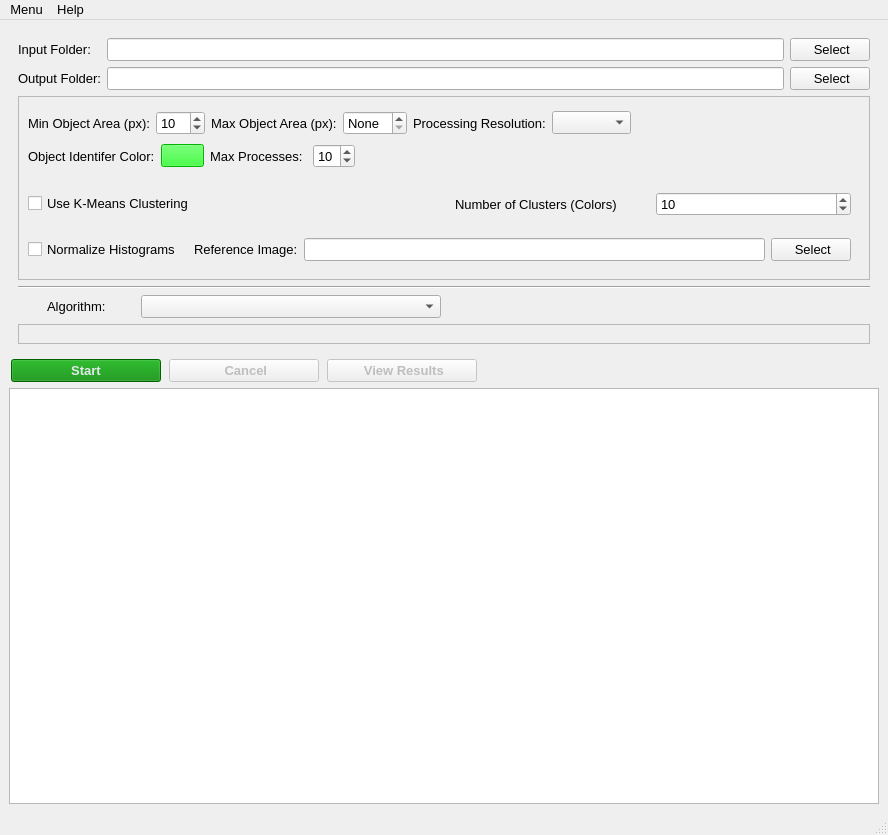
crgrove/automated-drone-image-analysis-tool, file resources/views/images/MainWindow.ui: the form before one commit.
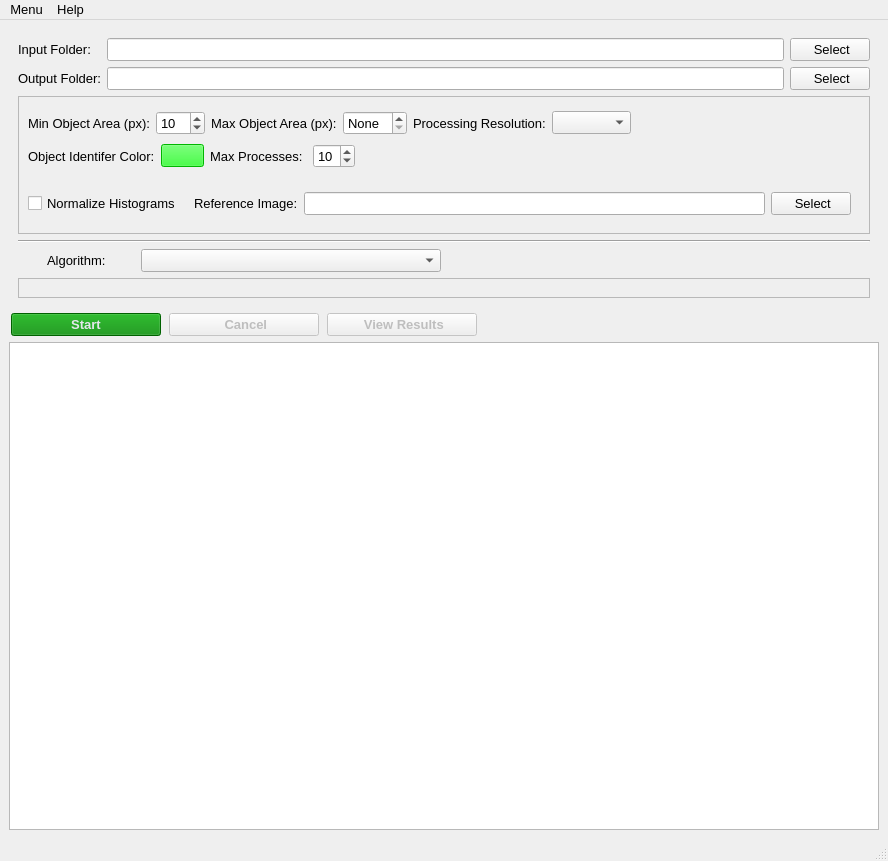
The form after the commit. Icons and pictures are not drawn.

What changed in the file:
```diff
--- a/resources/views/images/MainWindow.ui
+++ b/resources/views/images/MainWindow.ui
@@ -10,7 +10,7 @@
     <x>0</x>
     <y>0</y>
     <width>888</width>
-    <height>835</height>
+    <height>861</height>
    </rect>
   </property>
   <property name="font">
@@ -493,88 +493,6 @@
              <property name="bottomMargin">
               <number>0</number>
              </property>
-             <item>
-              <layout class="QHBoxLayout" name="KMeansLayout">
-               <item>
-                <widget class="QCheckBox" name="kMeansCheckbox">
-                 <property name="maximumSize">
-                  <size>
-                   <width>16777215</width>
-                   <height>16777215</height>
-                  </size>
-                 </property>
-                 <property name="font">
-                  <font>
-                   <pointsize>10</pointsize>
-                  </font>
-                 </property>
-                 <property name="toolTip">
-                  <string>Enable K-Means clustering preprocessing on images before detection.
-K-Means clustering reduces image colors to a specified number of dominant colors:
-• Simplifies image complexity for better detection
-• Groups similar pixels into clusters
-• Can improve detection of specific colored objects
-• Reduces noise and color variations
-When enabled, specify the number of color clusters to use.
-Useful for images with complex color patterns or when targeting specific colors.</string>
-                 </property>
-                 <property name="text">
-                  <string>Use K-Means Clustering</string>
-                 </property>
-                </widget>
-               </item>
-               <item>
-                <widget class="QWidget" name="KMeansWidget" native="true">
-                 <layout class="QHBoxLayout" name="horizontalLayout">
-                  <item>
-                   <widget class="QLabel" name="clustersLabel">
-                    <property name="font">
-                     <font>
-                      <pointsize>10</pointsize>
-                     </font>
-                    </property>
-                    <property name="toolTip">
-                     <string>Number of color clusters to use in K-Means preprocessing.
-Determines how many dominant colors the image is reduced to.</string>
-                    </property>
-                    <property name="text">
-                     <string>Number of Clusters (Colors)</string>
-                    </property>
-                   </widget>
-                  </item>
-                  <item>
-                   <widget class="QSpinBox" name="clustersSpinBox">
-                    <property name="font">
-                     <font>
-                      <pointsize>10</pointsize>
-                     </font>
-                    </property>
-                    <property name="toolTip">
-                     <string>Set the number of color clusters for K-Means preprocessing.
-• Range: 2 to 100 clusters
-• Default: 10 clusters
-The image will be reduced to this many dominant colors:
-• Lower values (2-5): Aggressive color reduction, simpler images
-• Medium values (6-15): Balanced reduction, good for most cases
-• Higher values (16-100): Subtle reduction, preserves more color detail
-Start with 10 and adjust based on your image complexity and detection needs.</string>
-                    </property>
-                    <property name="minimum">
-                     <number>2</number>
-                    </property>
-                    <property name="maximum">
-                     <number>100</number>
-                    </property>
-                    <property name="value">
-                     <number>10</number>
-                    </property>
-                   </widget>
-                  </item>
-                 </layout>
-                </widget>
-               </item>
-              </layout>
-             </item>
              <item>
               <layout class="QHBoxLayout" name="HistogramLayout">
                <item>
```
Left out of the diff: 13 changed lines with no effect on the pictures.
